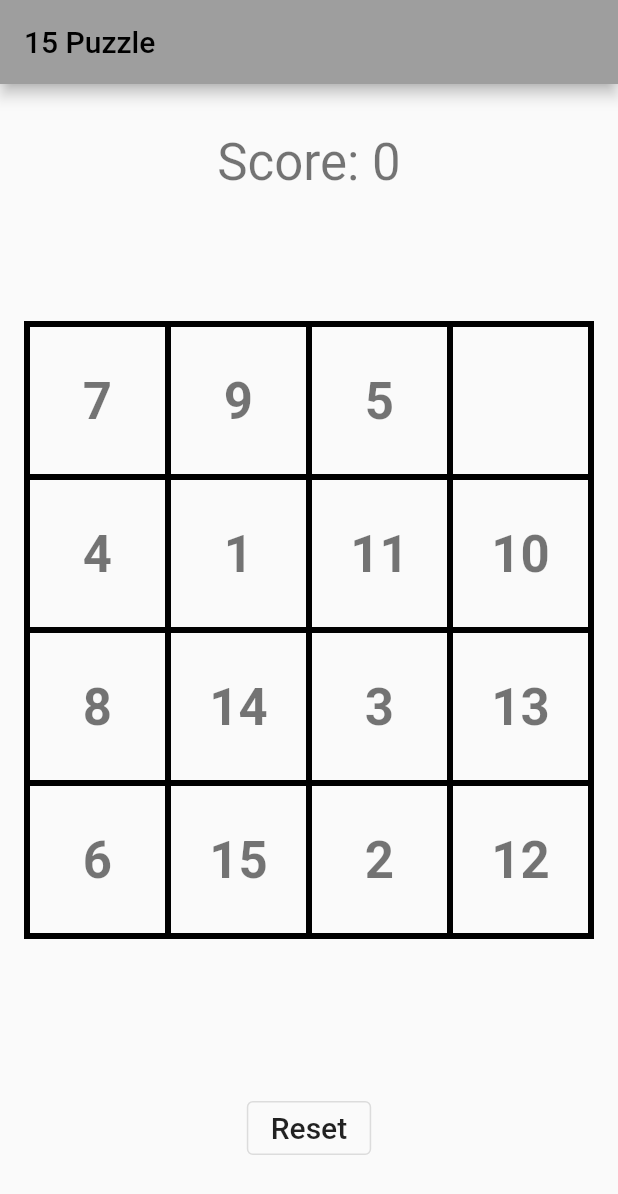
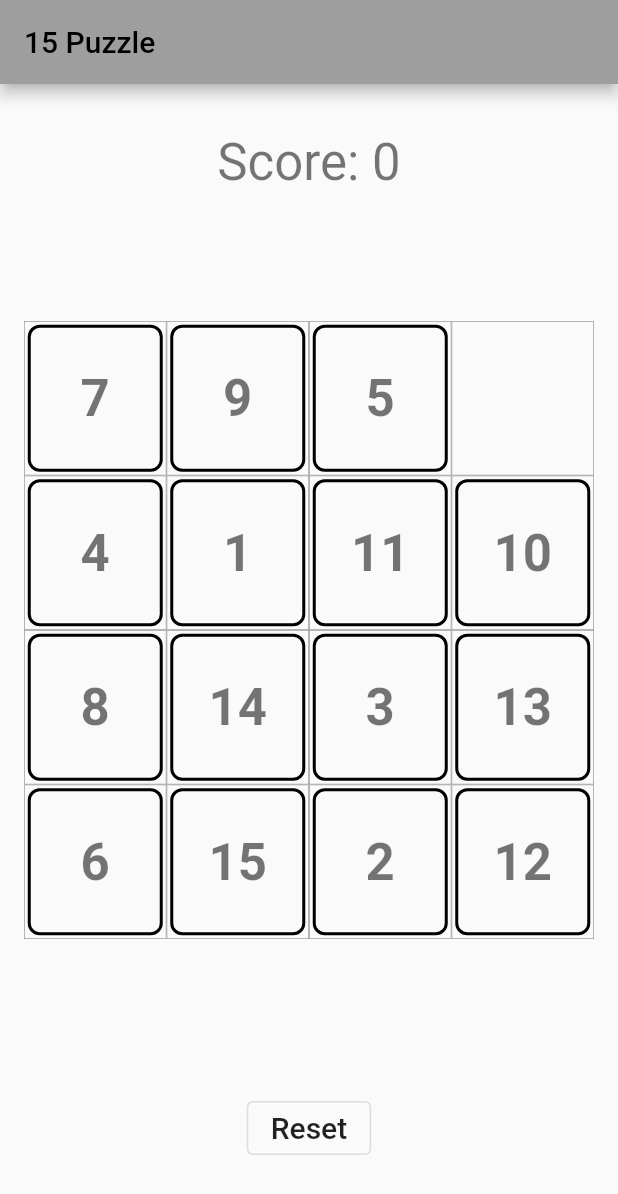
Before and after one commit to RyochanUedasan/fifteen_puzzle, a Flutter app: the screen it shows after launch, on a phone screen of 412 x 824 dp. Shown: the top 1194 px of the screen. Run offline on Flutter 3.47's test engine with Material 2 defaults, Android fonts, the phone set to English and light mode, and no system bars.

Commit message:
Add some padding between tiles (#5)

```diff
--- a/lib/cell.dart
+++ b/lib/cell.dart
@@ -14,10 +14,10 @@ class Cell extends StatelessWidget {
     return GestureDetector(
       onTap: onTap,
       child: Container(
+        padding: const EdgeInsets.all(2.0),
         decoration: BoxDecoration(
-          border: Border.all(color: Colors.black, width: 2.0),
+          border: Border.all(color: Colors.grey, width: 0.5),
         ),
-        alignment: Alignment.center,
         child: tile,
       ),
     );
--- a/lib/grid.dart
+++ b/lib/grid.dart
@@ -34,10 +34,7 @@ class Grid extends StatelessWidget {
 
   @override
   Widget build(BuildContext context) {
-    return Container(
-      decoration: BoxDecoration(
-        border: Border.all(color: Colors.black, width: 2.0),
-      ),
+    return SizedBox(
       height: width,
       width: width,
       child: Column(
--- a/lib/tile.dart
+++ b/lib/tile.dart
@@ -13,12 +13,19 @@ class Tile extends StatelessWidget {
       return Container();
     }
 
-    return Text(
-      "$number",
-      style: Theme.of(context)
-          .textTheme
-          .headlineMedium!
-          .copyWith(fontWeight: FontWeight.bold),
+    return Container(
+      decoration: BoxDecoration(
+        border: Border.all(color: Colors.black, width: 2.0),
+        borderRadius: BorderRadius.circular(8.0),
+      ),
+      alignment: Alignment.center,
+      child: Text(
+        "$number",
+        style: Theme.of(context)
+            .textTheme
+            .headlineMedium!
+            .copyWith(fontWeight: FontWeight.bold),
+      ),
     );
   }
 }
```
